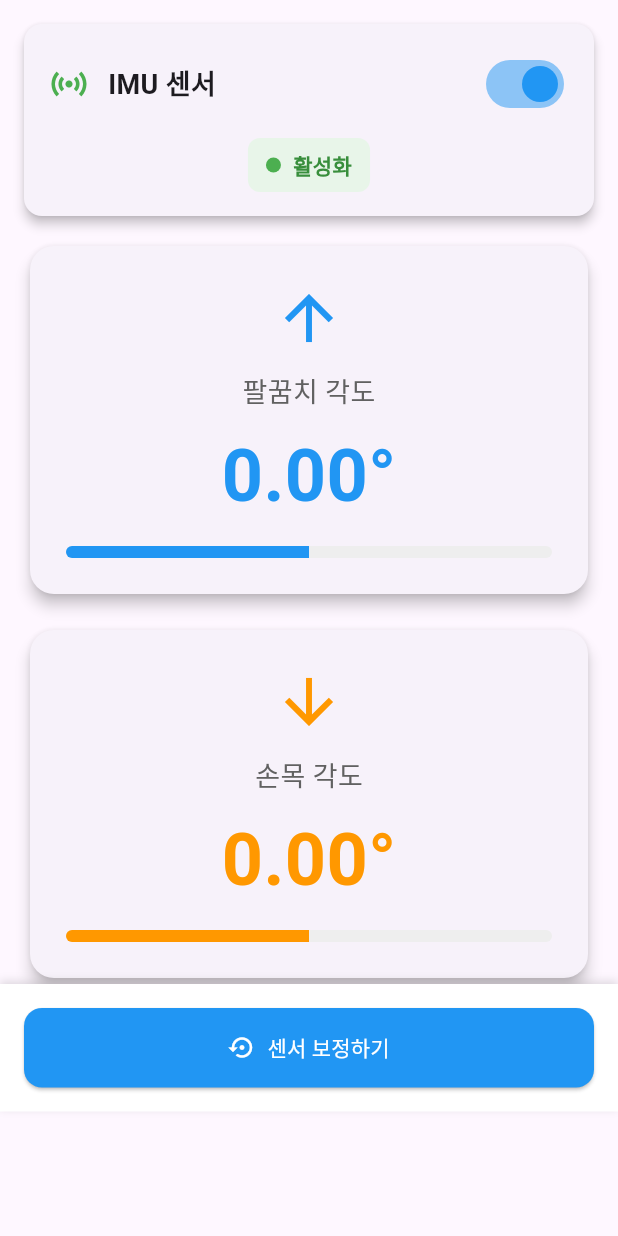
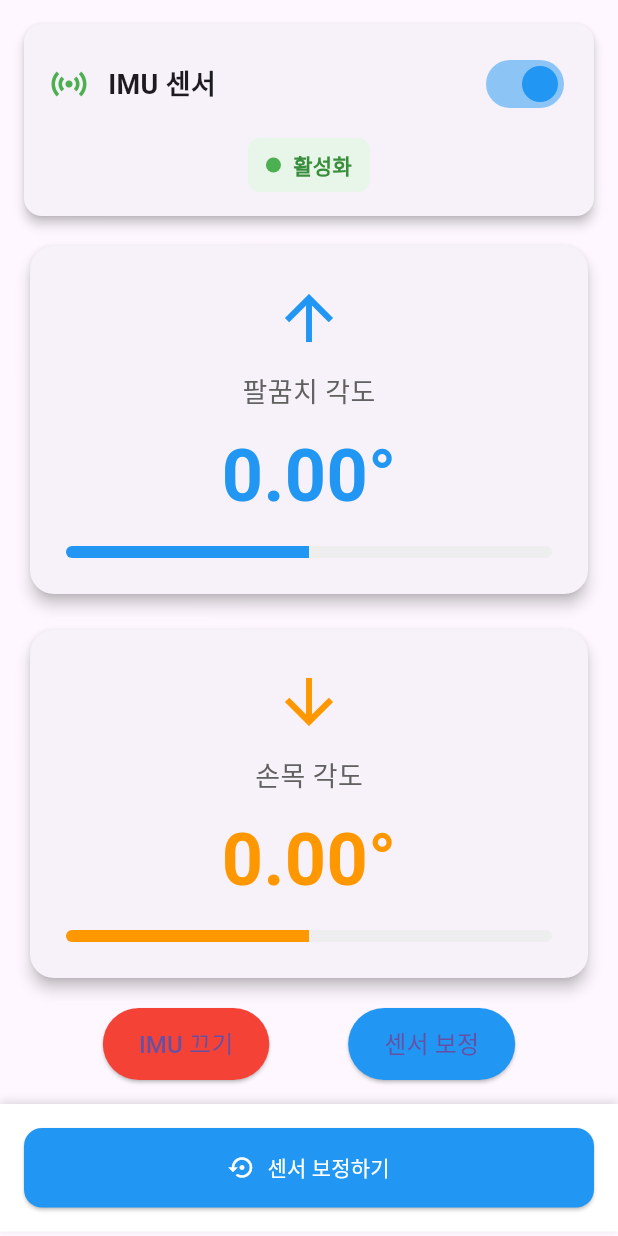
Before and after one commit to mingun0112/ROOKIES, a Flutter app: the IMUControlTab widget shown alone on an empty page, opened directly, on a phone screen of 412 x 824 dp. Run offline on Flutter 3.47's test engine with Material 3 defaults, Android fonts, the light colour scheme and no system bars; our stand-ins replace flutter_blue_plus, permission_handler, shared_preferences; accounts and stored records are empty.

Commit message:
feat: add imu controller

```diff
--- a/rookies_app/lib/screen/imu_control_tab.dart
+++ b/rookies_app/lib/screen/imu_control_tab.dart
@@ -91,6 +91,9 @@ class _IMUControlTabState extends State<IMUControlTab> {
         String command = imuEnabled ? "OFF" : "ON";
         await widget.imuControlChar!.write(utf8.encode(command));
         print('IMU toggle command sent: $command');
+        setState(() {
+          imuEnabled = !imuEnabled;
+        });
       } catch (e) {
         print('Toggle error: $e');
         showSnackBar("IMU 제어 실패: $e");
@@ -236,6 +239,35 @@ class _IMUControlTabState extends State<IMUControlTab> {
             ),
           ),
 
+          // IMU Control Buttons
+          Padding(
+            padding: EdgeInsets.all(16),
+            child: Row(
+              mainAxisAlignment: MainAxisAlignment.spaceEvenly,
+              children: [
+                ElevatedButton(
+                  onPressed: toggleIMU,
+                  style: ElevatedButton.styleFrom(
+                    padding: EdgeInsets.symmetric(horizontal: 24, vertical: 12),
+                    backgroundColor: imuEnabled ? Colors.red : Colors.green,
+                  ),
+                  child: Text(
+                    imuEnabled ? 'IMU 끄기' : 'IMU 켜기',
+                    style: TextStyle(fontSize: 16),
+                  ),
+                ),
+                ElevatedButton(
+                  onPressed: calibrateIMU,
+                  style: ElevatedButton.styleFrom(
+                    padding: EdgeInsets.symmetric(horizontal: 24, vertical: 12),
+                    backgroundColor: Colors.blue,
+                  ),
+                  child: Text('센서 보정', style: TextStyle(fontSize: 16)),
+                ),
+              ],
+            ),
+          ),
+
           // 하단 버튼
           Container(
             padding: EdgeInsets.all(16),
```
Also changed, not shown: rookies_app/lib/screen/bluetooth_scan_screen.dart (+15 -0 lines), 1 other file.
